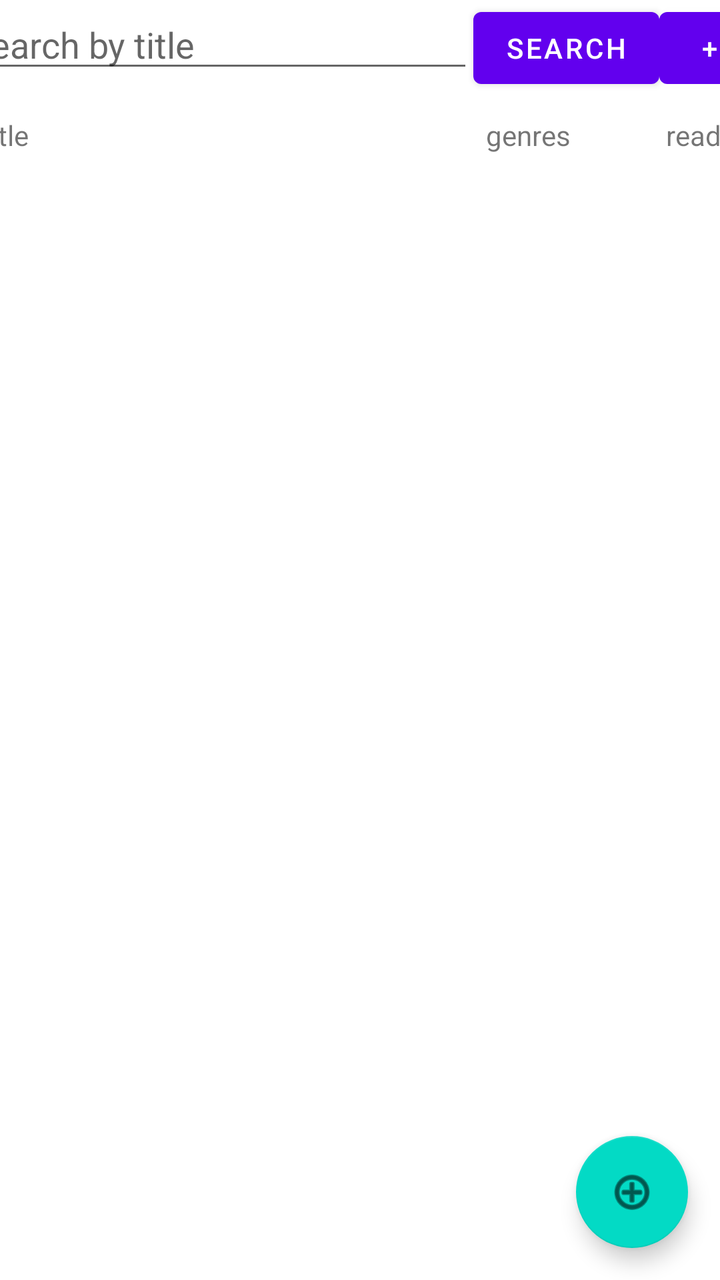
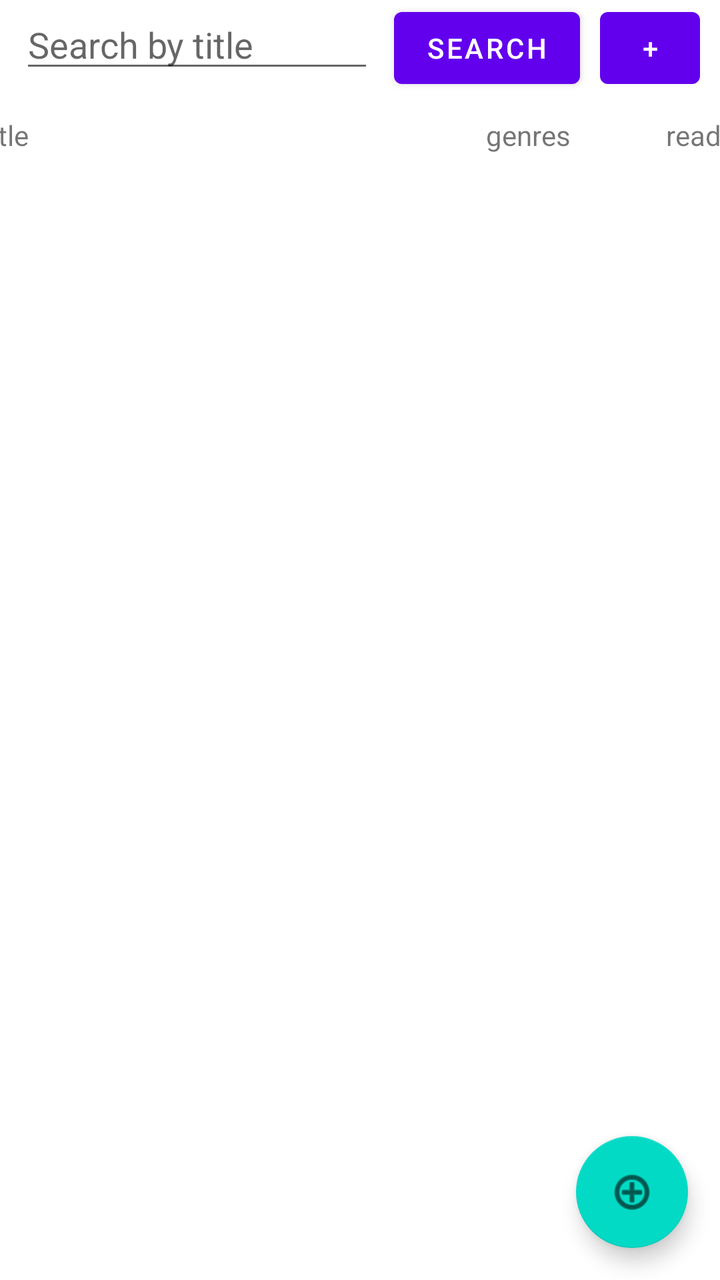

Screens rendered from an Android XML layout before and after an edit, with the pre-edit source and the edit as a unified diff.
<!-- AndroidManifest.xml: application theme Theme.KirjaSovellus -->
<!-- res/layout/fragment_books.xml -->
<?xml version="1.0" encoding="utf-8"?>
<RelativeLayout xmlns:android="http://schemas.android.com/apk/res/android"
    xmlns:app="http://schemas.android.com/apk/res-auto"
    xmlns:tools="http://schemas.android.com/tools"
    android:layout_width="match_parent"
    android:layout_height="match_parent">

    <LinearLayout
        android:id="@+id/BooksFragmentContainer"
        android:layout_width="match_parent"
        android:layout_height="wrap_content"
        android:orientation="vertical"
        app:layout_constraintEnd_toEndOf="parent"
        app:layout_constraintStart_toStartOf="parent"
        app:layout_constraintTop_toTopOf="parent"
        tools:context=".BooksFragment">

        <androidx.constraintlayout.widget.ConstraintLayout
            android:id="@+id/searchContainer"
            android:layout_width="match_parent"
            android:layout_height="wrap_content">

            <EditText
                android:id="@+id/searchBox"
                android:layout_width="256dp"
                android:layout_height="wrap_content"
                android:ems="10"
                android:hint="Search by title"
                android:inputType="textPersonName"
                app:layout_constraintEnd_toStartOf="@+id/btnSearch"
                app:layout_constraintHorizontal_bias="0.5"
                app:layout_constraintStart_toStartOf="parent"
                app:layout_constraintTop_toTopOf="parent" />

            <Button
                android:id="@+id/btnSearch"
                android:layout_width="wrap_content"
                android:layout_height="wrap_content"
                android:text="Search"
                app:layout_constraintEnd_toStartOf="@+id/btnMore"
                app:layout_constraintHorizontal_bias="0.5"
                app:layout_constraintStart_toEndOf="@+id/searchBox"
                app:layout_constraintTop_toTopOf="@+id/searchBox" />

            <Button
                android:id="@+id/btnMore"
                android:layout_width="50dp"
                android:layout_height="wrap_content"
                android:text="+"
                app:layout_constraintEnd_toEndOf="parent"
                app:layout_constraintHorizontal_bias="0.5"
                app:layout_constraintStart_toEndOf="@+id/btnSearch"
                app:layout_constraintTop_toTopOf="@+id/btnSearch" />

            <androidx.constraintlayout.widget.ConstraintLayout
                android:id="@+id/moreContainer"
                android:layout_width="match_parent"
                android:layout_height="wrap_content"
                android:padding="10dp"
                android:visibility="gone"
                app:layout_constraintTop_toBottomOf="@+id/btnMore"
                tools:visibility="visible">

                <TextView
                    android:id="@+id/textView"
                    android:layout_width="wrap_content"
                    android:layout_height="wrap_content"
                    android:text="Add:"
                    app:layout_constraintBottom_toBottomOf="parent"
                    app:layout_constraintStart_toStartOf="parent"
                    app:layout_constraintTop_toTopOf="parent" />

                <Button
                    android:id="@+id/btnAddBookOld"
                    android:layout_width="wrap_content"
                    android:layout_height="wrap_content"
                    android:layout_marginStart="8dp"
                    android:text="Book"
                    app:layout_constraintBottom_toBottomOf="@+id/textView"
                    app:layout_constraintStart_toEndOf="@+id/textView"
                    app:layout_constraintTop_toTopOf="@+id/textView" />

                <Button
                    android:id="@+id/btnAddGenreOld"
                    android:layout_width="wrap_content"
                    android:layout_height="wrap_content"
                    android:layout_marginStart="8dp"
                    android:text="Genre"
                    app:layout_constraintBottom_toBottomOf="@+id/btnAddBookOld"
                    app:layout_constraintStart_toEndOf="@+id/btnAddBookOld"
                    app:layout_constraintTop_toTopOf="@+id/btnAddBookOld" />

                <Button
                    android:id="@+id/btnSort"
                    android:layout_width="60dp"
                    android:layout_height="wrap_content"
                    android:text="A-Z"
                    app:layout_constraintBottom_toBottomOf="@+id/textView2"
                    app:layout_constraintStart_toEndOf="@+id/textView2"
                    app:layout_constraintTop_toTopOf="@+id/textView2" />

                <TextView
                    android:id="@+id/textView2"
                    android:layout_width="wrap_content"
                    android:layout_height="wrap_content"
                    android:layout_marginStart="8dp"
                    android:text="Sort: "
                    app:layout_constraintBottom_toBottomOf="@+id/btnAddGenreOld"
                    app:layout_constraintStart_toEndOf="@+id/btnAddGenreOld"
                    app:layout_constraintTop_toTopOf="@+id/btnAddGenreOld" />
            </androidx.constraintlayout.widget.ConstraintLayout>

        </androidx.constraintlayout.widget.ConstraintLayout>

        <androidx.constraintlayout.widget.ConstraintLayout
            android:id="@+id/labelContainer"
            android:layout_width="match_parent"
            android:layout_height="wrap_content"
            android:paddingVertical="10sp">

            <TextView
                android:id="@+id/tvTitleLabel"
                android:layout_width="256dp"
                android:layout_height="wrap_content"
                android:text="Title"
                android:textStyle="normal"
                app:layout_constraintEnd_toStartOf="@+id/tvGenreLabel"
                app:layout_constraintHorizontal_bias="0.5"
                app:layout_constraintStart_toStartOf="parent"
                app:layout_constraintTop_toTopOf="parent" />

            <TextView
                android:id="@+id/tvGenreLabel"
                android:layout_width="90dp"
                android:layout_height="wrap_content"
                android:text="genres"
                android:textStyle="normal"
                app:layout_constraintBottom_toBottomOf="@+id/tvTitleLabel"
                app:layout_constraintEnd_toStartOf="@+id/tvReadLabel"
                app:layout_constraintHorizontal_bias="0.5"
                app:layout_constraintStart_toEndOf="@+id/tvTitleLabel" />

            <TextView
                android:id="@+id/tvReadLabel"
                android:layout_width="40dp"
                android:layout_height="wrap_content"
                android:text="read?"
                app:layout_constraintBottom_toBottomOf="@+id/tvGenreLabel"
                app:layout_constraintEnd_toEndOf="parent"
                app:layout_constraintHorizontal_bias="0.5"
                app:layout_constraintStart_toEndOf="@+id/tvGenreLabel" />

        </androidx.constraintlayout.widget.ConstraintLayout>

        <RelativeLayout
            android:id="@+id/rlscrollContainer"
            android:layout_width="match_parent"
            android:layout_height="match_parent"
            android:orientation="vertical">

            <com.google.android.material.floatingactionbutton.FloatingActionButton
                android:id="@+id/fab"
                android:layout_width="wrap_content"
                android:layout_height="wrap_content"
                android:layout_alignParentEnd="true"
                android:layout_alignParentBottom="true"
                android:layout_gravity="bottom|end"
                android:layout_marginStart="16dp"
                android:layout_marginTop="16dp"
                android:layout_marginEnd="16dp"
                android:layout_marginBottom="16dp"
                android:src="@android:drawable/ic_menu_add"
                android:translationY="-16dp"
                android:visibility="visible"
                app:backgroundTint="@color/teal_200" />

            <androidx.constraintlayout.widget.ConstraintLayout
                android:id="@+id/fabMenuContainer"
                android:layout_width="125dp"
                android:layout_height="204dp"
                android:layout_above="@+id/fab"
                android:layout_alignEnd="@+id/fab"
                android:layout_marginEnd="1dp"
                android:layout_marginBottom="3dp"
                android:background="#FFFFFF"
                android:padding="10dp"
                android:translationZ="2dp"
                android:visibility="gone">

                <Button
                    android:id="@+id/btnAddBook"
                    android:layout_width="100dp"
                    android:layout_height="wrap_content"
                    android:text="new Book"
                    app:layout_constraintEnd_toEndOf="parent"
                    app:layout_constraintStart_toStartOf="parent"
                    app:layout_constraintTop_toTopOf="parent" />

                <Button
                    android:id="@+id/btnAddGenre"
                    android:layout_width="100dp"
                    android:layout_height="wrap_content"
                    android:text="new Genre"
                    app:layout_constraintEnd_toEndOf="parent"
                    app:layout_constraintStart_toStartOf="parent"
                    app:layout_constraintTop_toBottomOf="@+id/btnAddBook" />
            </androidx.constraintlayout.widget.ConstraintLayout>

            <androidx.core.widget.NestedScrollView
                android:id="@+id/nsvScroll"
                android:layout_width="match_parent"
                android:layout_height="wrap_content">

                <LinearLayout
                    android:id="@+id/llListContainer"
                    android:layout_width="match_parent"
                    android:layout_height="wrap_content"
                    android:orientation="vertical">

                    <androidx.recyclerview.widget.RecyclerView
                        android:id="@+id/rvBookList"
                        android:layout_width="match_parent"
                        android:layout_height="wrap_content"

                        android:layout_marginBottom="0dp"
                        app:layout_constraintBottom_toBottomOf="parent"
                        app:layout_constraintLeft_toLeftOf="parent"
                        app:layout_constraintRight_toRightOf="parent"
                        app:layout_constraintTop_toTopOf="parent">

                    </androidx.recyclerview.widget.RecyclerView>

                </LinearLayout>
            </androidx.core.widget.NestedScrollView>

        </RelativeLayout>

    </LinearLayout>

</RelativeLayout>
<!-- resources referenced by this layout -->
<resources>
  <color name="teal_200">#FF03DAC5</color>
  <style name="Theme.KirjaSovellus" parent="Theme.MaterialComponents.DayNight.DarkActionBar">
          
          <item name="colorPrimary">@color/purple_500</item>
          <item name="colorPrimaryVariant">@color/purple_700</item>
          <item name="colorOnPrimary">@color/white</item>
          
          <item name="colorSecondary">@color/teal_200</item>
          <item name="colorSecondaryVariant">@color/teal_700</item>
          <item name="colorOnSecondary">@color/black</item>
          
          <item name="android:statusBarColor" tools:targetApi="l">?attr/colorPrimaryVariant</item>
          
          <item name="windowNoTitle">true</item>
          <item name="windowActionBar">false</item>
      </style>
  <color name="purple_500">#FF6200EE</color>
  <color name="purple_700">#FF3700B3</color>
  <color name="white">#FFFFFFFF</color>
  <color name="teal_700">#FF018786</color>
  <color name="black">#FF000000</color>
</resources>

<!-- the commit's change to res/layout/fragment_books.xml (unified diff, before → after) -->
@@ -22,8 +22,9 @@
 
             <EditText
                 android:id="@+id/searchBox"
-                android:layout_width="256dp"
-                android:layout_height="wrap_content"
+                android:layout_width="0dp"
+                android:layout_height="wrap_content"
+                android:layout_marginLeft="10dp"
                 android:ems="10"
                 android:hint="Search by title"
                 android:inputType="textPersonName"
@@ -36,6 +37,7 @@
                 android:id="@+id/btnSearch"
                 android:layout_width="wrap_content"
                 android:layout_height="wrap_content"
+                android:layout_marginHorizontal="10dp"
                 android:text="Search"
                 app:layout_constraintEnd_toStartOf="@+id/btnMore"
                 app:layout_constraintHorizontal_bias="0.5"
@@ -46,6 +48,7 @@
                 android:id="@+id/btnMore"
                 android:layout_width="50dp"
                 android:layout_height="wrap_content"
+                android:layout_marginRight="10dp"
                 android:text="+"
                 app:layout_constraintEnd_toEndOf="parent"
                 app:layout_constraintHorizontal_bias="0.5"
@@ -61,35 +64,6 @@
                 app:layout_constraintTop_toBottomOf="@+id/btnMore"
                 tools:visibility="visible">
 
-                <TextView
-                    android:id="@+id/textView"
-                    android:layout_width="wrap_content"
-                    android:layout_height="wrap_content"
-                    android:text="Add:"
-                    app:layout_constraintBottom_toBottomOf="parent"
-                    app:layout_constraintStart_toStartOf="parent"
-                    app:layout_constraintTop_toTopOf="parent" />
-
-                <Button
-                    android:id="@+id/btnAddBookOld"
-                    android:layout_width="wrap_content"
-                    android:layout_height="wrap_content"
-                    android:layout_marginStart="8dp"
-                    android:text="Book"
-                    app:layout_constraintBottom_toBottomOf="@+id/textView"
-                    app:layout_constraintStart_toEndOf="@+id/textView"
-                    app:layout_constraintTop_toTopOf="@+id/textView" />
-
-                <Button
-                    android:id="@+id/btnAddGenreOld"
-                    android:layout_width="wrap_content"
-                    android:layout_height="wrap_content"
-                    android:layout_marginStart="8dp"
-                    android:text="Genre"
-                    app:layout_constraintBottom_toBottomOf="@+id/btnAddBookOld"
-                    app:layout_constraintStart_toEndOf="@+id/btnAddBookOld"
-                    app:layout_constraintTop_toTopOf="@+id/btnAddBookOld" />
-
                 <Button
                     android:id="@+id/btnSort"
                     android:layout_width="60dp"
@@ -103,11 +77,29 @@
                     android:id="@+id/textView2"
                     android:layout_width="wrap_content"
                     android:layout_height="wrap_content"
-                    android:layout_marginStart="8dp"
                     android:text="Sort: "
-                    app:layout_constraintBottom_toBottomOf="@+id/btnAddGenreOld"
-                    app:layout_constraintStart_toEndOf="@+id/btnAddGenreOld"
-                    app:layout_constraintTop_toTopOf="@+id/btnAddGenreOld" />
+                    app:layout_constraintBottom_toBottomOf="parent"
+                    app:layout_constraintStart_toStartOf="parent"
+                    app:layout_constraintTop_toTopOf="parent" />
+
+                <TextView
+                    android:id="@+id/textView4"
+                    android:layout_width="wrap_content"
+                    android:layout_height="wrap_content"
+                    android:layout_marginStart="10dp"
+                    android:text="Filter Genre: "
+                    app:layout_constraintStart_toEndOf="@+id/btnSort"
+                    app:layout_constraintTop_toTopOf="@+id/textView2" />
+
+                <Spinner
+                    android:id="@+id/genreSelect"
+                    android:layout_width="wrap_content"
+                    android:layout_height="wrap_content"
+                    android:spinnerMode="dropdown"
+                    app:layout_constraintBottom_toBottomOf="@+id/textView4"
+                    app:layout_constraintStart_toEndOf="@+id/textView4"
+                    app:layout_constraintTop_toTopOf="@+id/textView4" />
+
             </androidx.constraintlayout.widget.ConstraintLayout>
 
         </androidx.constraintlayout.widget.ConstraintLayout>
@@ -144,7 +136,7 @@
                 android:id="@+id/tvReadLabel"
                 android:layout_width="40dp"
                 android:layout_height="wrap_content"
-                android:text="read?"
+                android:text="read"
                 app:layout_constraintBottom_toBottomOf="@+id/tvGenreLabel"
                 app:layout_constraintEnd_toEndOf="parent"
                 app:layout_constraintHorizontal_bias="0.5"
